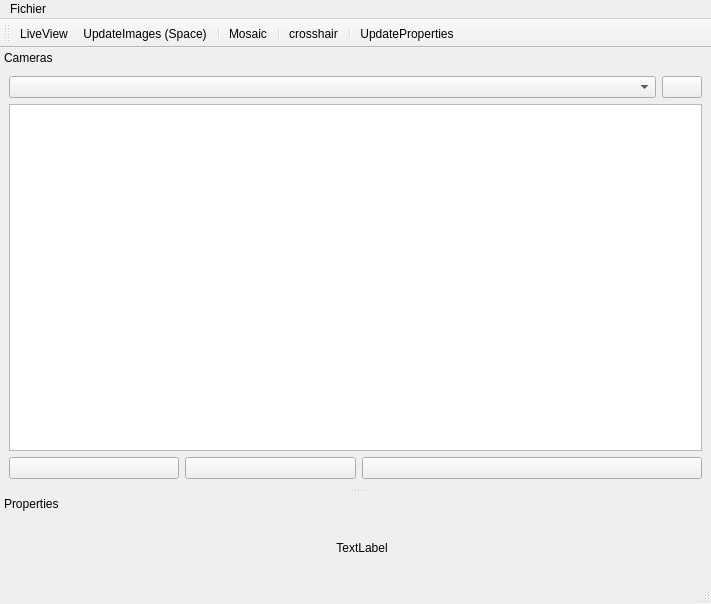
The window that ProjetNorvege/mainwindow.ui (Antoinephi/Project-Norway) describes before a commit, drawn with Qt 5.
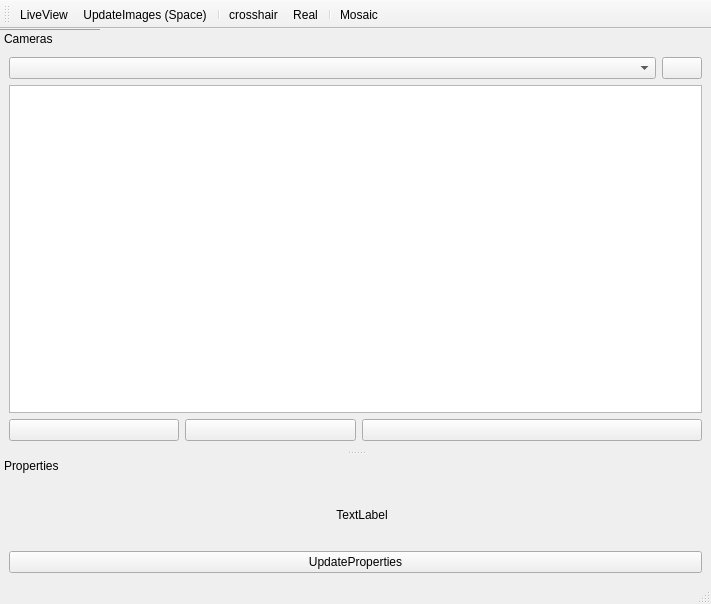
The same window after the commit. Icons and pictures are not drawn.

Commit message:
Crosshair: precise/real + layout
-Crosshair mode: Precise/Real
-UpdateProperties moved top propertiesWidget
-new icon for mosaic & liveview_on

Diff of the .ui file:
```diff
--- a/ProjetNorvege/mainwindow.ui
+++ b/ProjetNorvege/mainwindow.ui
@@ -26,23 +26,6 @@
    <set>QMainWindow::AnimatedDocks</set>
   </property>
   <widget class="QMdiArea" name="centralwidget"/>
-  <widget class="QMenuBar" name="menubar">
-   <property name="geometry">
-    <rect>
-     <x>0</x>
-     <y>0</y>
-     <width>711</width>
-     <height>19</height>
-    </rect>
-   </property>
-   <widget class="QMenu" name="menuFichier">
-    <property name="title">
-     <string>Fichier</string>
-    </property>
-    <addaction name="actionQuitter"/>
-   </widget>
-   <addaction name="menuFichier"/>
-  </widget>
   <widget class="QStatusBar" name="statusbar"/>
   <widget class="QDockWidget" name="CamerasWidget">
    <property name="styleSheet">
@@ -334,6 +317,13 @@
      <item>
       <layout class="QVBoxLayout" name="propertiesContainer"/>
      </item>
+     <item>
+      <widget class="QPushButton" name="updatePropertiesButton">
+       <property name="text">
+        <string>UpdateProperties</string>
+       </property>
+      </widget>
+     </item>
     </layout>
    </widget>
   </widget>
@@ -341,6 +331,12 @@
    <property name="windowTitle">
     <string>toolBar</string>
    </property>
+   <property name="toolTip">
+    <string notr="true"/>
+   </property>
+   <property name="layoutDirection">
+    <enum>Qt::LeftToRight</enum>
+   </property>
    <property name="toolButtonStyle">
     <enum>Qt::ToolButtonIconOnly</enum>
    </property>
@@ -356,11 +352,10 @@
    <addaction name="actionLiveView"/>
    <addaction name="actionUpdateImages"/>
    <addaction name="separator"/>
-   <addaction name="actionMosaic"/>
-   <addaction name="separator"/>
    <addaction name="actionCrosshair"/>
+   <addaction name="actionCrosshairReal"/>
    <addaction name="separator"/>
-   <addaction name="actionUpdateProperties"/>
+   <addaction name="actionMosaic"/>
   </widget>
   <action name="actionQuitter">
    <property name="icon">
@@ -398,11 +393,6 @@
     <string>Space</string>
    </property>
   </action>
-  <action name="actionUpdateProperties">
-   <property name="text">
-    <string>UpdateProperties</string>
-   </property>
-  </action>
   <action name="actionLiveView">
    <property name="checkable">
     <bool>true</bool>
@@ -430,6 +420,26 @@
     <string>activate crosshair</string>
    </property>
   </action>
+  <action name="actionQuitter">
+   <property name="icon">
+    <iconset resource="Ressources.qrc">
+     <normaloff>:/icons/quit</normaloff>:/icons/quit</iconset>
+   </property>
+   <property name="text">
+    <string>quitter</string>
+   </property>
+  </action>
+  <action name="actionCrosshairReal">
+   <property name="checkable">
+    <bool>true</bool>
+   </property>
+   <property name="text">
+    <string>Real</string>
+   </property>
+   <property name="toolTip">
+    <string>real coordonates instead of precise ones</string>
+   </property>
+  </action>
  </widget>
  <resources>
   <include location="Ressources.qrc"/>
```
Left out of the diff: 15 changed lines with no effect on the pictures. The commit also changes 6 other files.
